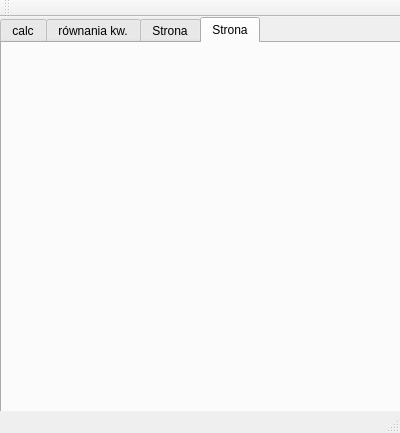
domi-nika60/Liczydlo-naukowe, file liczydlo/mainwindow.ui: the form before one commit.
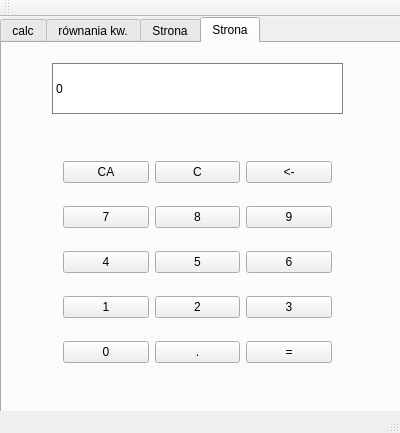
The form after the commit. The open tabs and pages were chosen to show the change.

Commit message: dodanie zakladki uproszczony

Patch:
```diff
--- a/liczydlo/mainwindow.ui
+++ b/liczydlo/mainwindow.ui
@@ -1042,6 +1042,143 @@
      <attribute name="title">
       <string>Strona</string>
      </attribute>
+     <widget class="QWidget" name="gridLayoutWidget_3">
+      <property name="geometry">
+       <rect>
+        <x>50</x>
+        <y>90</y>
+        <width>291</width>
+        <height>261</height>
+       </rect>
+      </property>
+      <layout class="QGridLayout" name="gridLayout_4">
+       <item row="4" column="0">
+        <widget class="QPushButton" name="pushButton">
+         <property name="text">
+          <string>0</string>
+         </property>
+        </widget>
+       </item>
+       <item row="2" column="1">
+        <widget class="QPushButton" name="pushButton_5">
+         <property name="text">
+          <string>5</string>
+         </property>
+        </widget>
+       </item>
+       <item row="0" column="1">
+        <widget class="QPushButton" name="pushButton_clear">
+         <property name="text">
+          <string>C</string>
+         </property>
+        </widget>
+       </item>
+       <item row="3" column="0">
+        <widget class="QPushButton" name="pushButton_1">
+         <property name="text">
+          <string>1</string>
+         </property>
+        </widget>
+       </item>
+       <item row="0" column="0">
+        <widget class="QPushButton" name="pushButton_clearall">
+         <property name="text">
+          <string>CA</string>
+         </property>
+        </widget>
+       </item>
+       <item row="1" column="0">
+        <widget class="QPushButton" name="pushButton_7">
+         <property name="text">
+          <string>7</string>
+         </property>
+        </widget>
+       </item>
+       <item row="1" column="2">
+        <widget class="QPushButton" name="pushButton_9">
+         <property name="text">
+          <string>9</string>
+         </property>
+        </widget>
+       </item>
+       <item row="3" column="2">
+        <widget class="QPushButton" name="pushButton_3">
+         <property name="text">
+          <string>3</string>
+         </property>
+        </widget>
+       </item>
+       <item row="2" column="0">
+        <widget class="QPushButton" name="pushButton_4">
+         <property name="text">
+          <string>4</string>
+         </property>
+        </widget>
+       </item>
+       <item row="2" column="2">
+        <widget class="QPushButton" name="pushButton_6">
+         <property name="text">
+          <string>6</string>
+         </property>
+        </widget>
+       </item>
+       <item row="1" column="1">
+        <widget class="QPushButton" name="pushButton_8">
+         <property name="text">
+          <string>8</string>
+         </property>
+        </widget>
+       </item>
+       <item row="0" column="2">
+        <widget class="QPushButton" name="pushButton_backspace">
+         <property name="text">
+          <string>&lt;-</string>
+         </property>
+        </widget>
+       </item>
+       <item row="3" column="1">
+        <widget class="QPushButton" name="pushButton_2">
+         <property name="text">
+          <string>2</string>
+         </property>
+        </widget>
+       </item>
+       <item row="4" column="1">
+        <widget class="QPushButton" name="pushButton_14">
+         <property name="text">
+          <string>.</string>
+         </property>
+        </widget>
+       </item>
+       <item row="4" column="2">
+        <widget class="QPushButton" name="pushButton_13">
+         <property name="text">
+          <string>=</string>
+         </property>
+        </widget>
+       </item>
+      </layout>
+     </widget>
+     <widget class="QLabel" name="label_scr_4">
+      <property name="geometry">
+       <rect>
+        <x>50</x>
+        <y>20</y>
+        <width>291</width>
+        <height>51</height>
+       </rect>
+      </property>
+      <property name="styleSheet">
+       <string notr="true">QLabel {
+qproperty-alignment: 'AlignVCenter | AlignRight';
+border: 1px solid gray;
+background: white;
+}</string>
+      </property>
+      <property name="text">
+       <string>0</string>
+      </property>
+     </widget>
     </widget>
    </widget>
   </widget>
```
Left out of the diff: 2 changed lines with no effect on the pictures.
